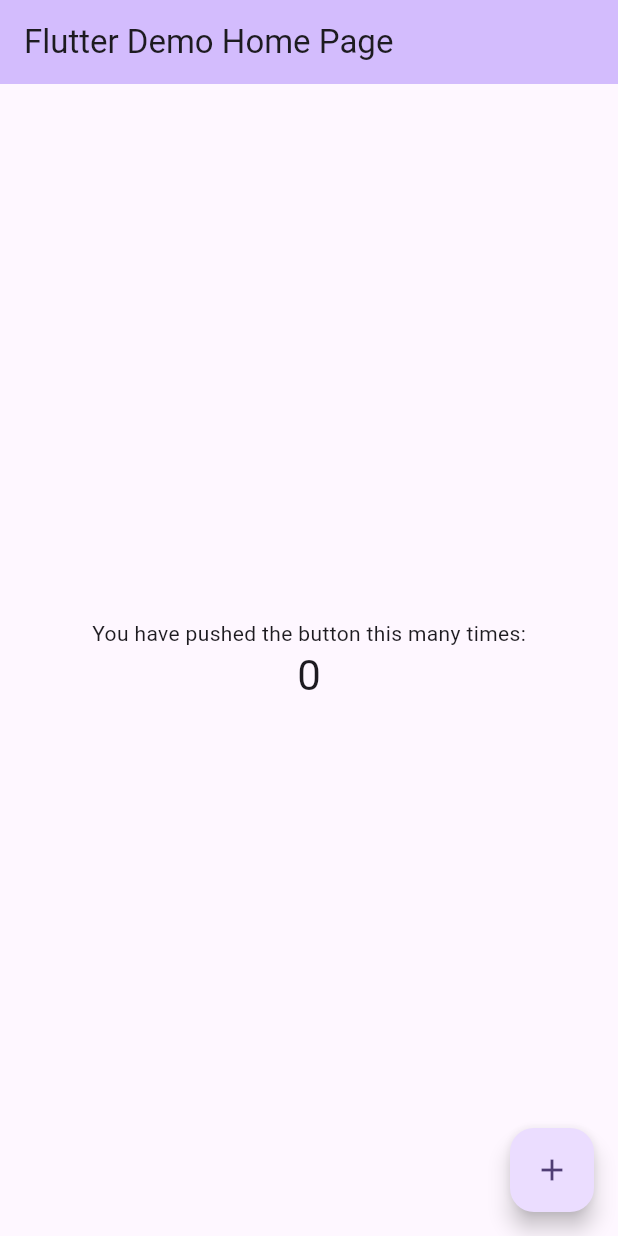
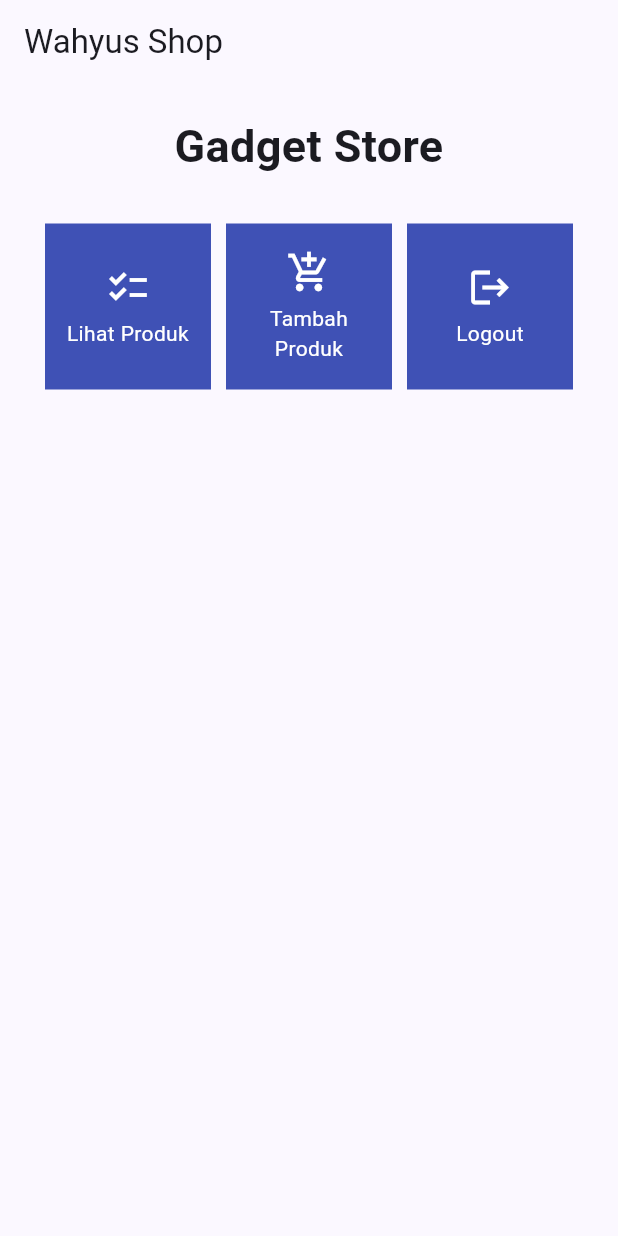
Before and after one commit to WahyuSuryansyah/wahyus_shop_flutter, a Flutter app: the screen it shows after launch, on a phone screen of 412 x 824 dp. Run offline on Flutter 3.47's test engine with Material 2 defaults, Android fonts, the light colour scheme and no system bars.

Commit message:
Tugas 7 Selesai

```diff
--- a/lib/main.dart
+++ b/lib/main.dart
@@ -1,4 +1,5 @@
 import 'package:flutter/material.dart';
+import 'package:wahyus_shop/menu.dart';
 
 void main() {
   runApp(const MyApp());
@@ -28,98 +29,10 @@
         //
         // This works for code too, not just values: Most code changes can be
         // tested with just a hot reload.
-        colorScheme: ColorScheme.fromSeed(seedColor: Colors.deepPurple),
+        colorScheme: ColorScheme.fromSeed(seedColor: Colors.indigo),
         useMaterial3: true,
       ),
-      home: const MyHomePage(title: 'Flutter Demo Home Page'),
+      home: MyHomePage()
     );
   }
 }
-
-class MyHomePage extends StatefulWidget {
-  const MyHomePage({super.key, required this.title});
-
-  // This widget is the home page of your application. It is stateful, meaning
-  // that it has a State object (defined below) that contains fields that affect
-  // how it looks.
-
-  // This class is the configuration for the state. It holds the values (in this
-  // case the title) provided by the parent (in this case the App widget) and
-  // used by the build method of the State. Fields in a Widget subclass are
-  // always marked "final".
-
-  final String title;
-
-  @override
-  State<MyHomePage> createState() => _MyHomePageState();
-}
-
-class _MyHomePageState extends State<MyHomePage> {
-  int _counter = 0;
-
-  void _incrementCounter() {
-    setState(() {
-      // This call to setState tells the Flutter framework that something has
-      // changed in this State, which causes it to rerun the build method below
-      // so that the display can reflect the updated values. If we changed
-      // _counter without calling setState(), then the build method would not be
-      // called again, and so nothing would appear to happen.
-      _counter++;
-    });
-  }
-
-  @override
-  Widget build(BuildContext context) {
-    // This method is rerun every time setState is called, for instance as done
-    // by the _incrementCounter method above.
-    //
-    // The Flutter framework has been optimized to make rerunning build methods
-    // fast, so that you can just rebuild anything that needs updating rather
-    // than having to individually change instances of widgets.
-    return Scaffold(
-      appBar: AppBar(
-        // TRY THIS: Try changing the color here to a specific color (to
-        // Colors.amber, perhaps?) and trigger a hot reload to see the AppBar
-        // change color while the other colors stay the same.
-        backgroundColor: Theme.of(context).colorScheme.inversePrimary,
-        // Here we take the value from the MyHomePage object that was created by
-        // the App.build method, and use it to set our appbar title.
-        title: Text(widget.title),
-      ),
-      body: Center(
-        // Center is a layout widget. It takes a single child and positions it
-        // in the middle of the parent.
-        child: Column(
-          // Column is also a layout widget. It takes a list of children and
-          // arranges them vertically. By default, it sizes itself to fit its
-          // children horizontally, and tries to be as tall as its parent.
-          //
-          // Column has various properties to control how it sizes itself and
-          // how it positions its children. Here we use mainAxisAlignment to
-          // center the children vertically; the main axis here is the vertical
-          // axis because Columns are vertical (the cross axis would be
-          // horizontal).
-          //
-          // TRY THIS: Invoke "debug painting" (choose the "Toggle Debug Paint"
-          // action in the IDE, or press "p" in the console), to see the
-          // wireframe for each widget.
-          mainAxisAlignment: MainAxisAlignment.center,
-          children: <Widget>[
-            const Text(
-              'You have pushed the button this many times:',
-            ),
-            Text(
-              '$_counter',
-              style: Theme.of(context).textTheme.headlineMedium,
-            ),
-          ],
-        ),
-      ),
-      floatingActionButton: FloatingActionButton(
-        onPressed: _incrementCounter,
-        tooltip: 'Increment',
-        child: const Icon(Icons.add),
-      ), // This trailing comma makes auto-formatting nicer for build methods.
-    );
-  }
-}
--- /dev/null
+++ b/lib/menu.dart
@@ -0,0 +1,111 @@
+import 'package:flutter/material.dart';
+
+class MyHomePage extends StatelessWidget {
+    MyHomePage({Key? key}) : super(key: key);
+
+    final List<ShopItem> items = [
+      ShopItem("Lihat Produk", Icons.checklist),
+      ShopItem("Tambah Produk", Icons.add_shopping_cart),
+      ShopItem("Logout", Icons.logout),
+];
+
+    @override
+    Widget build(BuildContext context) {
+        return Scaffold(
+      appBar: AppBar(
+        title: const Text(
+          'Wahyus Shop',
+        ),
+      ),
+      body: SingleChildScrollView(
+        // Widget wrapper yang dapat discroll
+        child: Padding(
+          padding: const EdgeInsets.all(10.0), // Set padding dari halaman
+          child: Column(
+            // Widget untuk menampilkan children secara vertikal
+            children: <Widget>[
+              const Padding(
+                padding: EdgeInsets.only(top: 10.0, bottom: 10.0),
+                // Widget Text untuk menampilkan tulisan dengan alignment center dan style yang sesuai
+                child: Text(
+                  'Gadget Store', // Text yang menandakan toko
+                  textAlign: TextAlign.center,
+                  style: TextStyle(
+                    fontSize: 30,
+                    fontWeight: FontWeight.bold,
+                  ),
+                ),
+              ),
+              // Grid layout
+              GridView.count(
+                // Container pada card kita.
+                primary: true,
+                padding: const EdgeInsets.all(20),
+                crossAxisSpacing: 10,
+                mainAxisSpacing: 10,
+                crossAxisCount: 3,
+                shrinkWrap: true,
+                children: items.map((ShopItem item) {
+                  // Iterasi untuk setiap item
+                  return ShopCard(item);
+                }).toList(),
+              ),
+            ],
+          ),
+        ),
+      ),
+    );
+    }
+}
+
+class ShopItem {
+  final String name;
+  final IconData icon;
+
+  ShopItem(this.name, this.icon);
+}
+
+class ShopCard extends StatelessWidget {
+  final ShopItem item;
+
+  const ShopCard(this.item, {super.key}); // Constructor
+
+  @override
+  Widget build(BuildContext context) {
+    return Material(
+      color: Colors.indigo,
+      child: InkWell(
+        // Area responsive terhadap sentuhan
+        onTap: () {
+          // Memunculkan SnackBar ketika diklik
+          ScaffoldMessenger.of(context)
+            ..hideCurrentSnackBar()
+            ..showSnackBar(SnackBar(
+                content: Text("Kamu telah menekan tombol ${item.name}!")));
+        },
+        child: Container(
+          // Container untuk menyimpan Icon dan Text
+          padding: const EdgeInsets.all(8),
+          child: Center(
+            child: Column(
+              mainAxisAlignment: MainAxisAlignment.center,
+              children: [
+                Icon(
+                  item.icon,
+                  color: Colors.white,
+                  size: 30.0,
+                ),
+                const Padding(padding: EdgeInsets.all(3)),
+                Text(
+                  item.name,
+                  textAlign: TextAlign.center,
+                  style: const TextStyle(color: Colors.white),
+                ),
+              ],
+            ),
+          ),
+        ),
+      ),
+    );
+  }
+}
```
